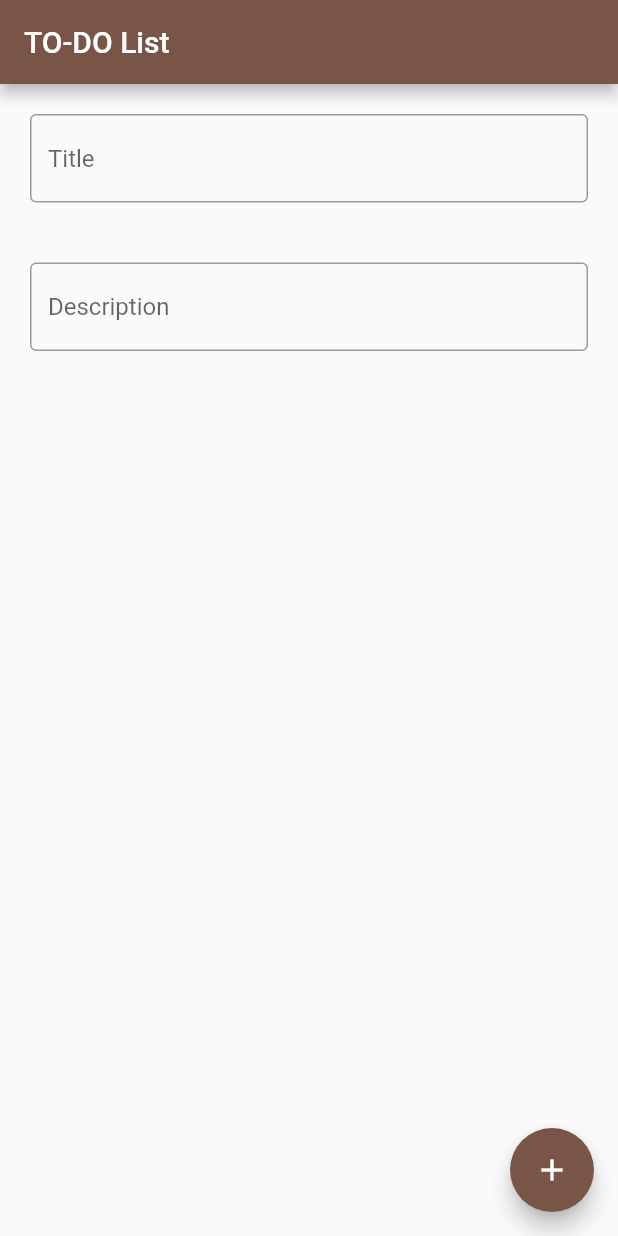
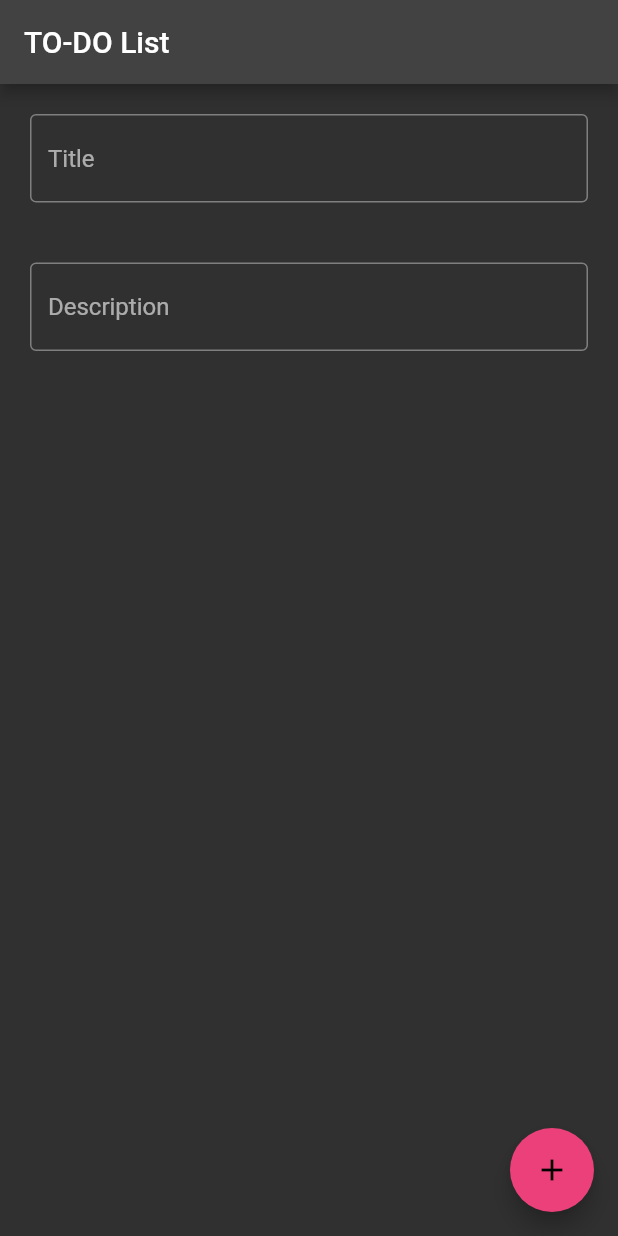
Before and after one commit to cornsnakeftw/todo_list, a Flutter app: the screen it shows after launch, after a tap on the "add" icon, on a phone screen of 412 x 824 dp. Run offline on Flutter 3.47's test engine with Material 2 defaults, Android fonts, the phone set to English and light mode, and no system bars.

Commit message:
updated UI

```diff
--- a/lib/main.dart
+++ b/lib/main.dart
@@ -1,82 +1,3 @@
-// import 'package:flutter/material.dart';
-
-// void main() => runApp(App());
-
-// class App extends StatelessWidget {
-//   const App({Key? key}) : super(key: key);
-
-//   @override
-//   Widget build(BuildContext context) {
-//     return MaterialApp(
-//       title: 'Flutter Demo',
-//       theme: ThemeData.dark(),
-//       home: TodoList(),
-//     );
-//   }
-// }
-
-// class TodoList extends StatefulWidget {
-//   const TodoList({Key? key}) : super(key: key);
-
-//   @override
-//   State<TodoList> createState() => _TodoListState();
-// }
-
-// class _TodoListState extends State<TodoList> {
-//   final List<String> _todoList = <String>[];
-//   final TextEditingController _textFieldController = TextEditingController();
-
-//   @override
-//   Widget build(BuildContext context) {
-//     return Scaffold(
-//       appBar: AppBar(title: const Text('To-Do List')),
-//       body: ListView(children: _getItems()),
-//       floatingActionButton: FloatingActionButton(
-//           onPressed: () => _addTodoItem(title),
-//           tooltip: 'Add Item',
-//           child: Icon(Icons.add)),
-//     );
-//   }
-
-//   void _addTodoItem(String title) {
-//     setState(() {
-//       _todoList.add(title);
-//     });
-//     _textFieldController.clear();
-//   }
-// }
-
-// class MyCustomForm extends StatelessWidget {
-//   const MyCustomForm({super.key});
-
-//   @override
-//   Widget build(BuildContext context) {
-//     return Column(
-//       crossAxisAlignment: CrossAxisAlignment.start,
-//       children: <Widget>[
-//         const Padding(
-//           padding: EdgeInsets.symmetric(horizontal: 8, vertical: 16),
-//           child: TextField(
-//             decoration: InputDecoration(
-//               border: OutlineInputBorder(),
-//               hintText: 'Title',
-//             ),
-//           ),
-//         ),
-//         Padding(
-//           padding: const EdgeInsets.symmetric(horizontal: 8, vertical: 16),
-//           child: TextFormField(
-//             decoration: const InputDecoration(
-//               border: OutlineInputBorder(),
-//               labelText: 'Description',
-//             ),
-//           ),
-//         ),
-//       ],
-//     );
-//   }
-// }
-
 import 'package:flutter/material.dart';
 
 void main() {
@@ -91,8 +12,8 @@ class MyApp extends StatelessWidget {
   Widget build(BuildContext context) {
     return MaterialApp(
       title: 'Flutter Demo',
-      theme: ThemeData(
-        primarySwatch: Colors.brown,
+      theme: ThemeData.dark(
+
       ),
       home: const MyHomePage(title: 'TO-DO List'),
     );
@@ -156,11 +77,11 @@ class _MyHomePageState extends State<MyHomePage> {
                   title: Text(
                     todoList[index].title ?? '',
                     style: TextStyle(
-                        fontWeight: FontWeight.bold, color: Colors.black),
+                        fontWeight: FontWeight.bold, color: Colors.pink[400]),
                   ),
                   subtitle: Text(
                     todoList[index].description ?? 'empty',
-                    style: TextStyle(color: Colors.red),
+                    style: TextStyle(color: Colors.pinkAccent[100]),
                   ),
                 );
               },
@@ -169,6 +90,7 @@ class _MyHomePageState extends State<MyHomePage> {
         ],
       ),
       floatingActionButton: FloatingActionButton(
+        backgroundColor: Colors.pink[400],
         onPressed: () {
           Todo todo_Item = Todo();
           todo_Item.title = _textTitleController.text;
```
